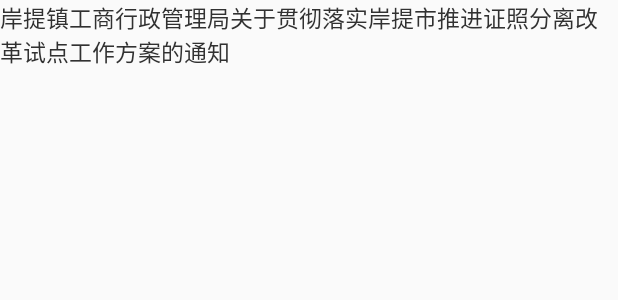
After one commit to ZhouSilverBullet/ZhuJiaLinGuardianApp, an Android app: the layout item_policy_query_list_recycler.xml on its own in the app's theme, with its tools: preview values and no code run, on a phone screen of 412 x 824 dp. The commit adds this screen. Shown: the top 300 px of the screen. Run offline under Robolectric (Android 15) with nearby library versions, the phone set to English and light mode, and no system bars; network calls fail.

Commit message:
查询列表完成

```diff
--- /dev/null
+++ b/app/src/main/res/layout/item_policy_query_list_recycler.xml
@@ -0,0 +1,27 @@
+<?xml version="1.0" encoding="utf-8"?>
+<layout xmlns:android="http://schemas.android.com/apk/res/android"
+    xmlns:tools="http://schemas.android.com/tools">
+
+    <data>
+
+        <variable
+            name="policy"
+            type="com.sdxxtop.zjlguardian.ui.policy.data.Policy" />
+    </data>
+
+    <LinearLayout
+        android:layout_width="match_parent"
+        android:layout_height="match_parent"
+        android:orientation="vertical">
+
+        <TextView
+            android:id="@+id/tv_text"
+            android:layout_width="match_parent"
+            android:layout_height="wrap_content"
+            android:ellipsize="end"
+            android:maxLines="2"
+            android:textColor="#ff313131"
+            android:textSize="15sp"
+            tools:text="岸提镇工商行政管理局关于贯彻落实岸提市推进证照分离改革试点工作方案的通知" />
+    </LinearLayout>
+</layout>
```
Also changed, not shown: app/src/main/java/com/sdxxtop/zjlguardian/ui/policy/PolicyQueryListActivity.kt (+23 -0 lines), app/src/main/java/com/sdxxtop/zjlguardian/ui/policy/PolicyQueryListViewModel.kt (+9 -1 lines), app/src/main/res/layout/activity_policy_query_list.xml (+11 -0 lines).
